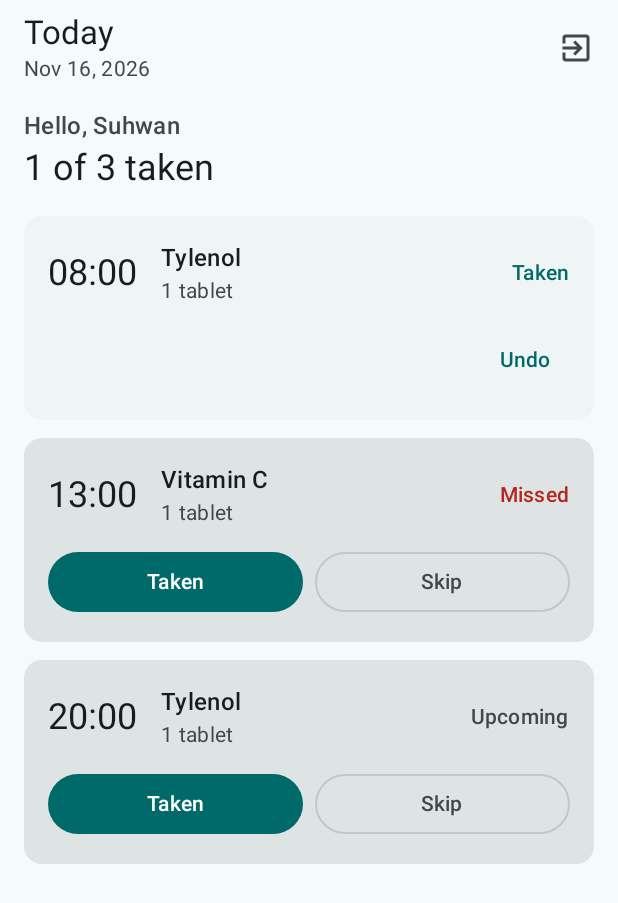
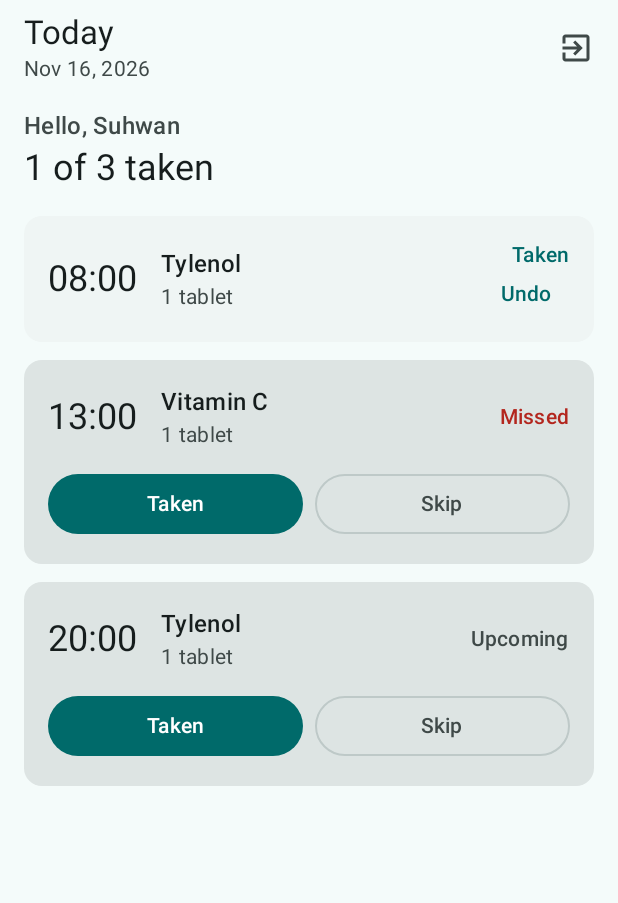
Before and after one commit to cau-medicheck/MediCheck, an Android app built with Jetpack Compose: the @Preview function TodayScreenPreview, on a phone screen of 412 x 824 dp. Shown: the top 903 px of the screen. Run offline under Robolectric (Android 15) with nearby library versions, the phone set to English and light mode, and no system bars.

Commit message:
fix: 응답한 복용 카드의 빈 줄 정리

```diff
--- a/app/src/main/java/com/cau/medicheck/ui/screens/dose/DoseComponents.kt
+++ b/app/src/main/java/com/cau/medicheck/ui/screens/dose/DoseComponents.kt
@@ -71,7 +71,7 @@ fun DoseList(
  * 복용 기록 하나를 보여 주는 카드.
  *
  *   예정·깜빡함 → [복용 완료] [건너뛰기] 버튼
- *   복용 완료·건너뜀 → 상태 문구 + [되돌리기]
+ *   복용 완료·건너뜀 → 상태 문구 + [되돌리기] (버튼 줄 없이 한 줄로)
  */
 @Composable
 fun DoseCard(dose: DoseUi, actions: DoseActions) {
@@ -107,17 +107,27 @@ fun DoseCard(dose: DoseUi, actions: DoseActions) {
                         overflow = TextOverflow.Ellipsis
                     )
                 }
-                StatusLabel(dose)
+                if (isAnswered) {
+                    // 이미 응답한 기록: 상태 문구 아래에 "되돌리기"를 작게 붙여 카드를 한 줄로 끝낸다.
+                    Column(horizontalAlignment = Alignment.End) {
+                        StatusLabel(dose)
+                        TextButton(
+                            onClick = { actions.onUndo(item.id) },
+                            contentPadding = PaddingValues(horizontal = 8.dp, vertical = 0.dp),
+                            modifier = Modifier.height(32.dp)
+                        ) {
+                            Text(stringResource(R.string.action_undo))
+                        }
+                    }
+                } else {
+                    StatusLabel(dose)
+                }
             }
 
-            Spacer(Modifier.height(12.dp))
-            Row(horizontalArrangement = Arrangement.spacedBy(8.dp), modifier = Modifier.fillMaxWidth()) {
-                if (isAnswered) {
-                    Spacer(Modifier.weight(1f))
-                    TextButton(onClick = { actions.onUndo(item.id) }) {
-                        Text(stringResource(R.string.action_undo))
-                    }
-                } else {
+            // 아직 응답하지 않은 기록에만 버튼 줄을 보여 준다.
+            if (!isAnswered) {
+                Spacer(Modifier.height(12.dp))
+                Row(horizontalArrangement = Arrangement.spacedBy(8.dp), modifier = Modifier.fillMaxWidth()) {
                     Button(onClick = { actions.onTake(item.id) }, modifier = Modifier.weight(1f)) {
                         Text(stringResource(R.string.action_take))
                     }
```
